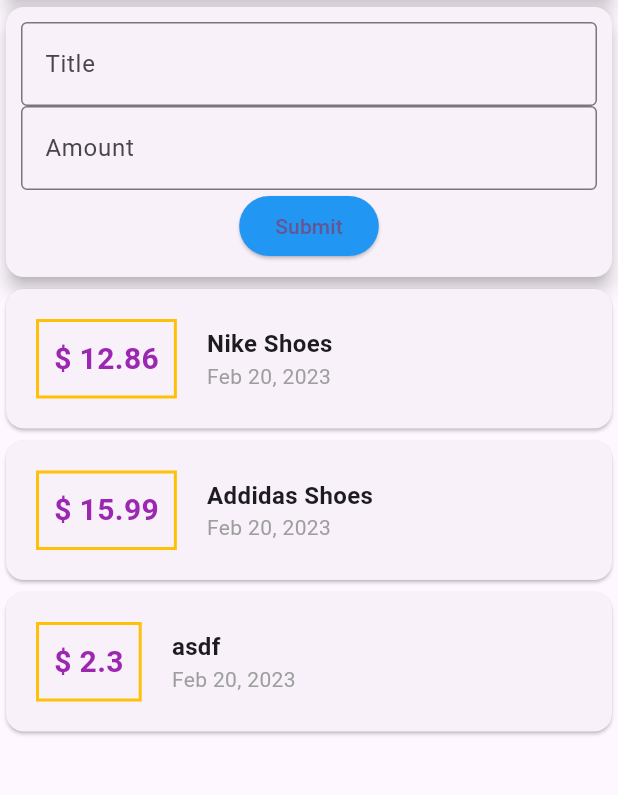
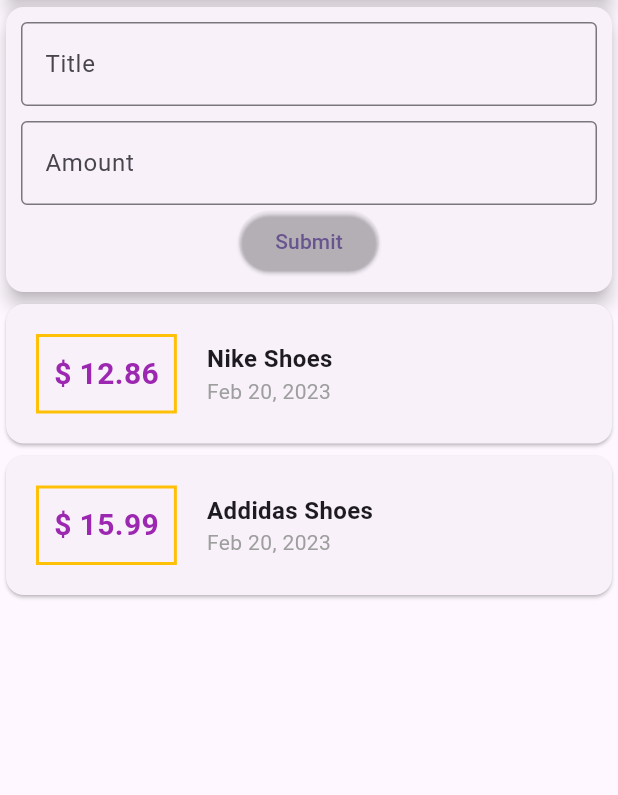
Before and after one commit to pol-dev-shinroo/personal_expense_app, a Flutter app: the screen it shows after launch, after a tap on "Submit", on a phone screen of 412 x 824 dp, the part 125-920 px from its top. Run offline on Flutter 3.47's test engine with Material 2 defaults, Android fonts, the phone set to English and light mode, and no system bars; Roboto replaces fonts that are missing (cursive).

Commit message:
text field function complete

```diff
--- a/lib/widgets/textInput_fields.dart
+++ b/lib/widgets/textInput_fields.dart
@@ -1,3 +1,5 @@
+// ignore_for_file: file_names
+
 import 'package:flutter/material.dart';
 import 'package:flutter/services.dart';
 
@@ -9,6 +11,12 @@ class TextInputFields extends StatelessWidget {
   final inputController = TextEditingController();
   final amountController = TextEditingController();
 
+  void _addTransactionHanlder() {
+    if (inputController.text != "" && amountController.text != "") {
+      addTransaction(inputController.text, double.parse(amountController.text));
+    }
+  }
+
   @override
   Widget build(BuildContext context) {
     return Card(
@@ -18,9 +26,6 @@ class TextInputFields extends StatelessWidget {
         child: Column(
           children: <Widget>[
             TextField(
-              // onChanged: (value) {
-              //   titleInput = value;
-              // },
               controller: inputController,
               autocorrect: true,
               cursorColor: Colors.amber,
@@ -32,11 +37,10 @@ class TextInputFields extends StatelessWidget {
                   focusedBorder: OutlineInputBorder(
                       borderSide: BorderSide(color: Colors.amber))),
             ),
-            TextField(
+            Container(
+              margin: const EdgeInsets.only(top: 10),
+              child: TextField(
                 controller: amountController,
-              // onChanged: (value) {
-              //   amountInput = value;
-              // },
                 keyboardType: TextInputType.number,
                 inputFormatters: <TextInputFormatter>[
                   FilteringTextInputFormatter.digitsOnly
@@ -49,11 +53,12 @@ class TextInputFields extends StatelessWidget {
                   ),
                 ),
               ),
+            ),
             ElevatedButton(
-              style: ElevatedButton.styleFrom(backgroundColor: Colors.blue),
-              onPressed: () {
-                addTransaction("asdf", 2.3);
-              },
+              style: ElevatedButton.styleFrom(
+                backgroundColor: Colors.transparent,
+              ),
+              onPressed: _addTransactionHanlder,
               child: const Text("Submit"),
             )
           ],
```
Lines whose indentation alone changed are shown as unchanged.
